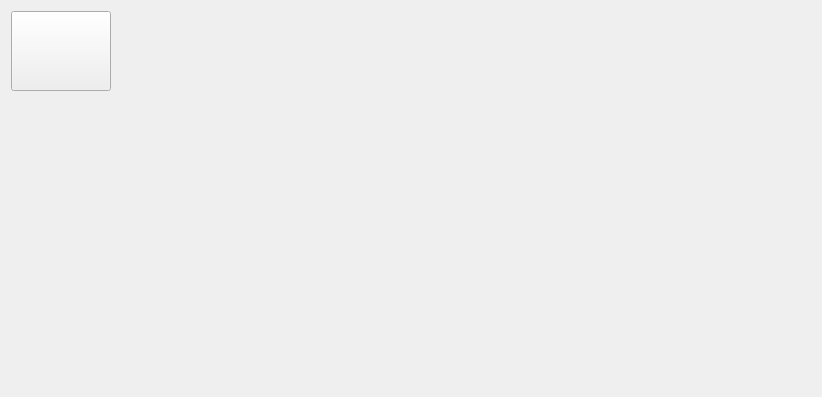
Above: PEIS_Client/healthexaminationreport.ui from ooohhhj/PEIS before the change. Below: the same form after it.
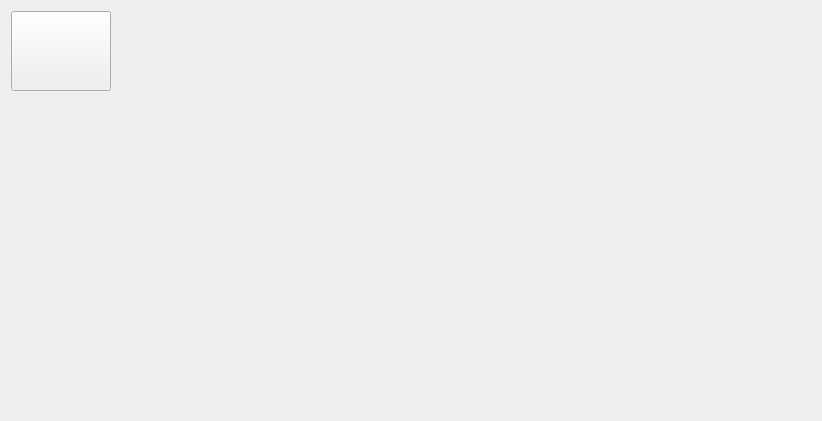
That is the form after the change. Icons and pictures are not drawn.

```diff
--- a/PEIS_Client/healthexaminationreport.ui
+++ b/PEIS_Client/healthexaminationreport.ui
@@ -7,7 +7,7 @@
     <x>0</x>
     <y>0</y>
     <width>820</width>
-    <height>397</height>
+    <height>421</height>
    </rect>
   </property>
   <property name="windowTitle">
@@ -15,7 +15,7 @@
   </property>
   <layout class="QGridLayout" name="gridLayout">
    <item row="0" column="0">
-    <layout class="QVBoxLayout" name="verticalLayout">
+    <layout class="QVBoxLayout" name="verticalLayout" stretch="0,0,0,0">
      <item>
       <layout class="QHBoxLayout" name="horizontalLayout_3">
        <item>
```
